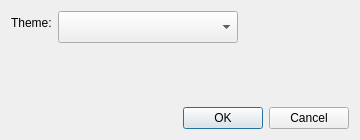
Qt form pj_app/src/PreferencesDialog.ui (Ssz990220/PlotJuggler) before a commit.
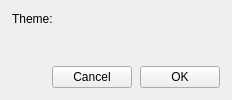
The same form after that commit. Custom widgets are drawn as their Qt base class.

Commit message: feat(ui): theme overhaul (#22)

```diff
--- a/pj_app/src/PreferencesDialog.ui
+++ b/pj_app/src/PreferencesDialog.ui
@@ -1,57 +1,36 @@
 <?xml version="1.0" encoding="UTF-8"?>
 <ui version="4.0">
  <class>PreferencesDialog</class>
- <widget class="QDialog" name="PreferencesDialog">
-  <property name="geometry">
-   <rect>
-    <x>0</x>
-    <y>0</y>
-    <width>360</width>
-    <height>140</height>
-   </rect>
-  </property>
-  <property name="minimumSize">
-   <size>
-    <width>320</width>
-    <height>120</height>
-   </size>
-  </property>
-  <property name="windowTitle">
-   <string>Preferences</string>
-  </property>
-  <layout class="QVBoxLayout" name="mainLayout">
+ <widget class="QWidget" name="PreferencesContent">
+  <layout class="QVBoxLayout" name="contentLayout">
+   <property name="leftMargin"><number>12</number></property>
+   <property name="topMargin"><number>12</number></property>
+   <property name="rightMargin"><number>12</number></property>
+   <property name="bottomMargin"><number>12</number></property>
+   <property name="spacing"><number>8</number></property>
    <item>
-    <layout class="QFormLayout" name="formLayout">
-     <property name="verticalSpacing">
-      <number>8</number>
-     </property>
-     <item row="0" column="0">
+    <layout class="QHBoxLayout" name="themeRow">
+     <item>
       <widget class="QLabel" name="labelTheme">
        <property name="text">
         <string>Theme:</string>
        </property>
       </widget>
      </item>
-     <item row="0" column="1">
-      <widget class="QComboBox" name="comboBoxTheme">
+     <item>
+      <spacer name="themeSpacer">
+       <property name="orientation"><enum>Qt::Horizontal</enum></property>
+       <property name="sizeHint" stdset="0"><size><width>40</width><height>0</height></size></property>
+      </spacer>
+     </item>
+     <item>
+      <widget class="PJ::ToggleSwitch" name="themeToggle" native="true">
        <property name="sizePolicy">
-        <sizepolicy hsizetype="Expanding" vsizetype="Fixed">
+        <sizepolicy hsizetype="Fixed" vsizetype="Fixed">
          <horstretch>0</horstretch>
          <verstretch>0</verstretch>
         </sizepolicy>
        </property>
-       <property name="minimumSize">
-        <size>
-         <width>0</width>
-         <height>32</height>
-        </size>
-       </property>
-       <property name="maximumSize">
-        <size>
-         <width>180</width>
-         <height>16777215</height>
-        </size>
-       </property>
       </widget>
      </item>
     </layout>
@@ -70,37 +49,35 @@
     </spacer>
    </item>
    <item>
-    <widget class="QDialogButtonBox" name="buttonBox">
-     <property name="orientation">
-      <enum>Qt::Horizontal</enum>
-     </property>
-     <property name="standardButtons">
-      <set>QDialogButtonBox::Cancel|QDialogButtonBox::Ok</set>
-     </property>
-    </widget>
+    <layout class="QHBoxLayout" name="buttonLayout">
+     <item>
+      <spacer name="buttonSpacer">
+       <property name="orientation"><enum>Qt::Horizontal</enum></property>
+       <property name="sizeHint" stdset="0"><size><width>40</width><height>20</height></size></property>
+      </spacer>
+     </item>
+     <item>
+      <widget class="QPushButton" name="buttonCancel">
+       <property name="text"><string>Cancel</string></property>
+       <property name="destructive" stdset="0"><bool>true</bool></property>
+      </widget>
+     </item>
+     <item>
+      <widget class="QPushButton" name="buttonOk">
+       <property name="text"><string>OK</string></property>
+      </widget>
+     </item>
+    </layout>
    </item>
   </layout>
  </widget>
- <connections>
-  <connection>
-   <sender>buttonBox</sender>
-   <signal>accepted()</signal>
-   <receiver>PreferencesDialog</receiver>
-   <slot>accept()</slot>
-   <hints>
-    <hint type="sourcelabel"><x>180</x><y>120</y></hint>
-    <hint type="destinationlabel"><x>180</x><y>70</y></hint>
-   </hints>
-  </connection>
-  <connection>
-   <sender>buttonBox</sender>
-   <signal>rejected()</signal>
-   <receiver>PreferencesDialog</receiver>
-   <slot>reject()</slot>
-   <hints>
-    <hint type="sourcelabel"><x>180</x><y>120</y></hint>
-    <hint type="destinationlabel"><x>180</x><y>70</y></hint>
-   </hints>
-  </connection>
- </connections>
+ <customwidgets>
+  <customwidget>
+   <class>PJ::ToggleSwitch</class>
+   <extends>QWidget</extends>
+   <header>ui/ToggleSwitch.h</header>
+  </customwidget>
+ </customwidgets>
+ <resources/>
+ <connections/>
 </ui>
```
Left out of the diff: 15 changed lines with no effect on the pictures. The commit also changes 282 other files.
